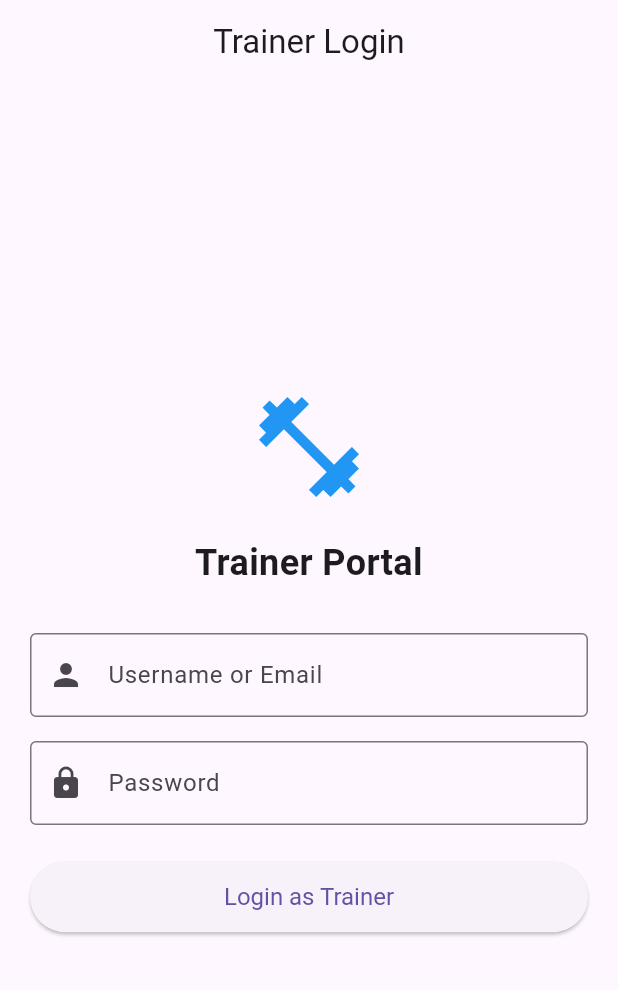
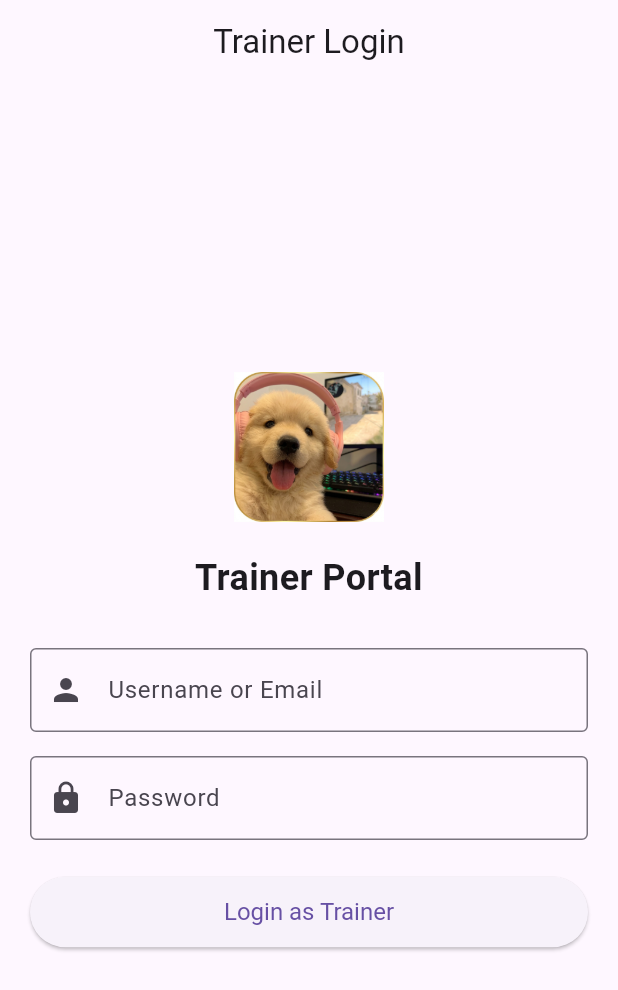
Before and after one commit to harshjain883/dog-training-system, a Flutter app: the screen it shows after launch, on a phone screen of 412 x 824 dp. Shown: the top 990 px of the screen. Run offline on Flutter 3.47's test engine with Material 3 defaults, Android fonts, the phone set to English and light mode, and no system bars.

Commit message:
Update login_screen.dart

```diff
--- a/mobile_apps/dog_trainer_app/lib/screens/login_screen.dart
+++ b/mobile_apps/dog_trainer_app/lib/screens/login_screen.dart
@@ -87,10 +87,19 @@ class _LoginScreenState extends State<LoginScreen> {
                 mainAxisAlignment: MainAxisAlignment.center,
                 crossAxisAlignment: CrossAxisAlignment.stretch,
                 children: [
-                  const Icon(
-                    Icons.fitness_center,
-                    size: 80,
-                    color: Colors.blue,
+                  // Updated: Icon ke place par exact assets PNG load kiya gaya hai
+                  Image.asset(
+                    'assets/icon/app_icon.png', // Aapki exact PNG file ka naam (e.g. logo.png)
+                    height: 100,
+                    width: 100,
+                    fit: BoxFit.contain,
+                    errorBuilder: (context, error, stackTrace) {
+                      return const Icon(
+                        Icons.fitness_center,
+                        size: 80,
+                        color: Colors.blue,
+                      );
+                    },
                   ),
                   const SizedBox(height: 20),
                   const Text(
```
